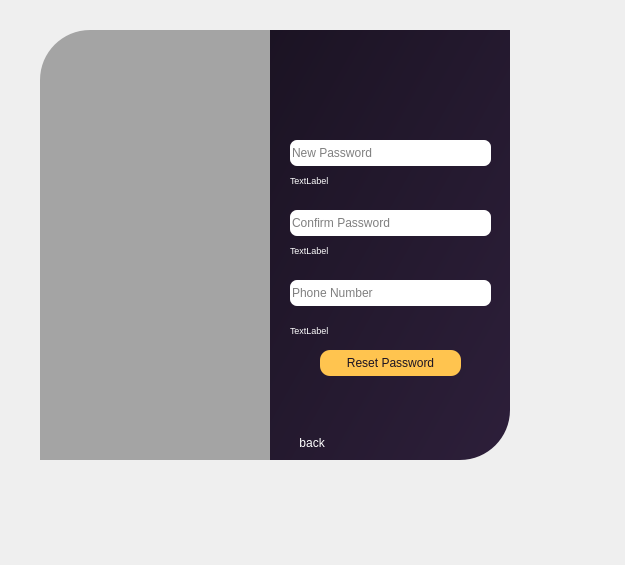
Qt form PlaTwo/ui/forms/ForgotPasswordWindow.ui (Brave-Potato9/PlaTwo) before a commit.
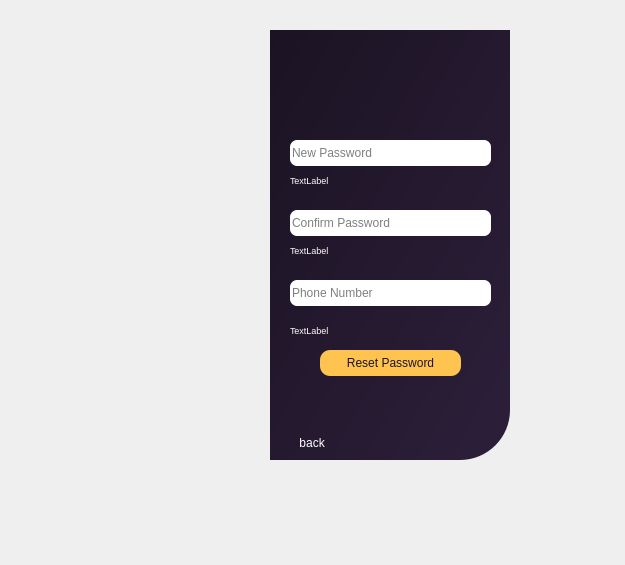
The same form after that commit. Icons and pictures are not drawn.

```diff
--- a/PlaTwo/ui/forms/ForgotPasswordWindow.ui
+++ b/PlaTwo/ui/forms/ForgotPasswordWindow.ui
@@ -17,34 +17,14 @@
    <widget class="QLabel" name="label">
     <property name="geometry">
      <rect>
-      <x>40</x>
+      <x>15</x>
       <y>30</y>
       <width>280</width>
       <height>430</height>
      </rect>
     </property>
     <property name="styleSheet">
-     <string notr="true">background-image: url(:/images/C:/Users/HP/Downloads/Gemini_Generated_Image_i1aczei1aczei1ac.png);
-border-top-left-radius:50px</string>
-    </property>
-    <property name="text">
-     <string/>
-    </property>
-    <property name="scaledContents">
-     <bool>true</bool>
-    </property>
-   </widget>
-   <widget class="QLabel" name="label_2">
-    <property name="geometry">
-     <rect>
-      <x>40</x>
-      <y>30</y>
-      <width>280</width>
-      <height>430</height>
-     </rect>
-    </property>
-    <property name="styleSheet">
-     <string notr="true">background-color:rgba(0,0,0,80);
+     <string notr="true">image: url(:/app/app/banner.png);
 border-top-left-radius:50px</string>
     </property>
     <property name="text">
@@ -182,7 +162,7 @@
      <rect>
       <x>290</x>
       <y>170</y>
-      <width>63</width>
+      <width>201</width>
       <height>20</height>
      </rect>
     </property>
@@ -203,7 +183,7 @@
      <rect>
       <x>290</x>
       <y>240</y>
-      <width>63</width>
+      <width>201</width>
       <height>20</height>
      </rect>
     </property>
@@ -224,7 +204,7 @@
      <rect>
       <x>290</x>
       <y>320</y>
-      <width>63</width>
+      <width>201</width>
       <height>20</height>
      </rect>
     </property>
```
